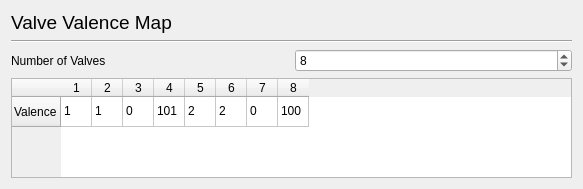
This is UI/ValveMapUI.ui in RoboDoig/schedule-generator as Qt 5 draws it before an edit. The edited form follows.
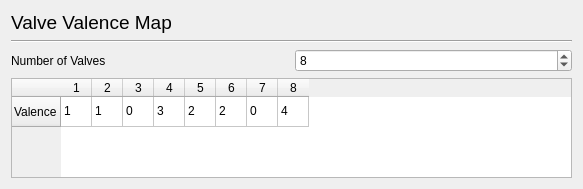
This is the edited form.

```diff
--- a/UI/ValveMapUI.ui
+++ b/UI/ValveMapUI.ui
@@ -83,7 +83,7 @@
      </item>
      <item row="0" column="3">
       <property name="text">
-       <string>101</string>
+       <string>3</string>
       </property>
      </item>
      <item row="0" column="4">
@@ -103,7 +103,7 @@
      </item>
      <item row="0" column="7">
       <property name="text">
-       <string>100</string>
+       <string>4</string>
       </property>
      </item>
     </widget>
```
